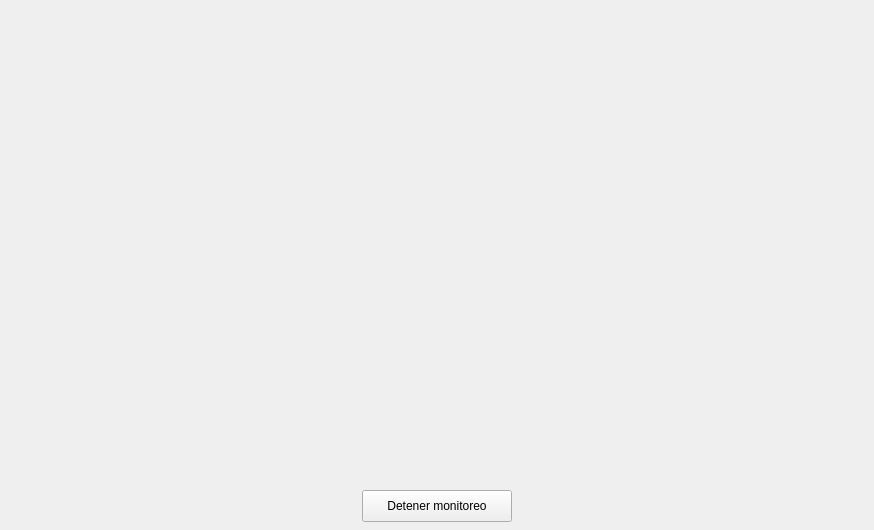
Above: Client_Side/UI/detection_window.ui from spardoc/Deteccion_De_Armas before the change. Below: the same form after it.
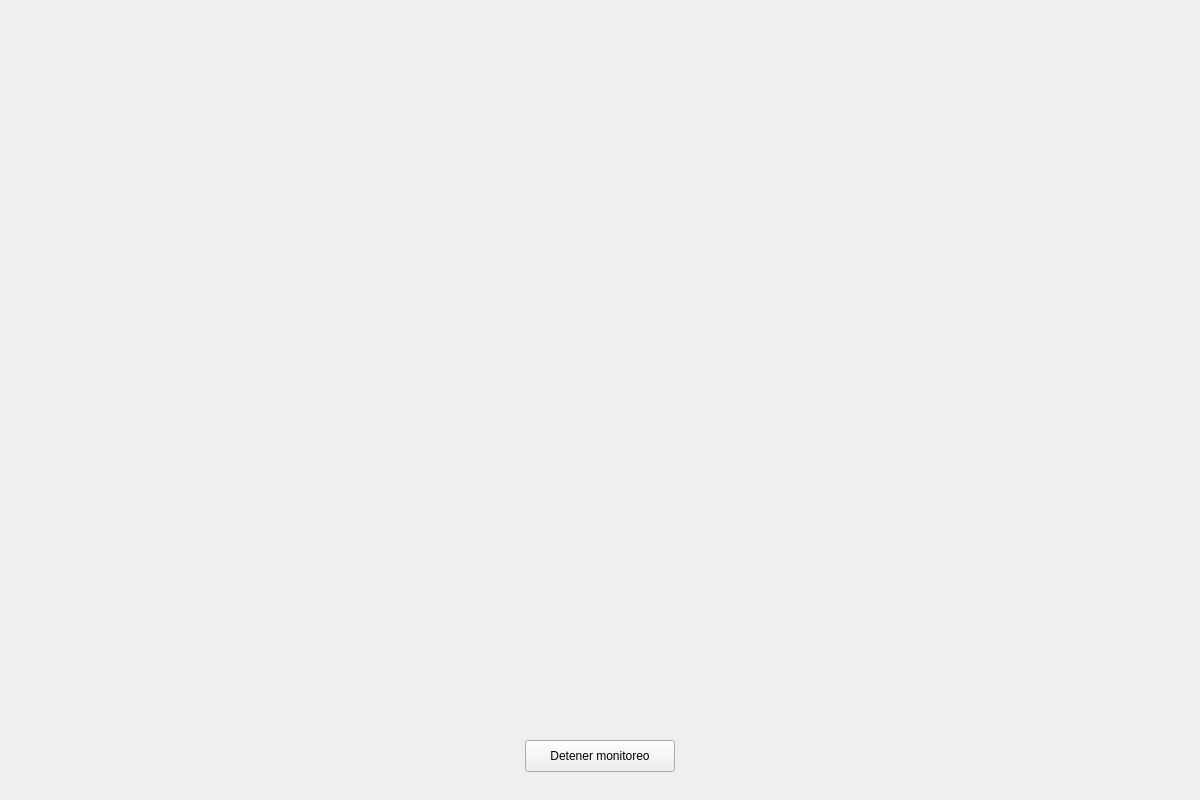
That is the form after the change.

Patch:
```diff
--- a/Client_Side/UI/detection_window.ui
+++ b/Client_Side/UI/detection_window.ui
@@ -6,20 +6,14 @@
    <rect>
     <x>0</x>
     <y>0</y>
-    <width>874</width>
-    <height>530</height>
+    <width>1200</width>
+    <height>800</height>
    </rect>
   </property>
   <property name="minimumSize">
    <size>
-    <width>874</width>
-    <height>530</height>
-   </size>
-  </property>
-  <property name="maximumSize">
-   <size>
-    <width>874</width>
-    <height>530</height>
+    <width>1200</width>
+    <height>800</height>
    </size>
   </property>
   <property name="windowTitle">
@@ -31,29 +25,32 @@
      <rect>
       <x>10</x>
       <y>10</y>
-      <width>854</width>
-      <height>480</height>
+      <width>1180</width>
+      <height>720</height>
      </rect>
     </property>
+    <property name="sizePolicy">
+     <sizepolicy hsizetype="Expanding" vsizetype="Expanding">
+      <horstretch>0</horstretch>
+      <verstretch>0</verstretch>
+     </sizepolicy>
+    </property>
     <property name="text">
      <string/>
     </property>
+    <property name="alignment">
+     <set>Qt::AlignCenter</set>
+    </property>
    </widget>
    <widget class="QPushButton" name="stop_detection_button">
     <property name="geometry">
      <rect>
-      <x>362</x>
-      <y>490</y>
+      <x>525</x>
+      <y>740</y>
       <width>150</width>
       <height>32</height>
      </rect>
     </property>
-    <property name="minimumSize">
-     <size>
-      <width>150</width>
-      <height>0</height>
-     </size>
-    </property>
     <property name="text">
      <string>Detener monitoreo</string>
     </property>
```
